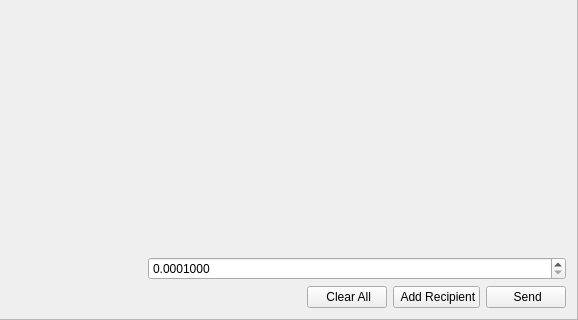
megarootz/xDropWallet, file src/gui/ui/sendframe.ui: the form before one commit; both pictures show x 288 to 866 and y 270 to 590 of the 866 by 590 pixel window.
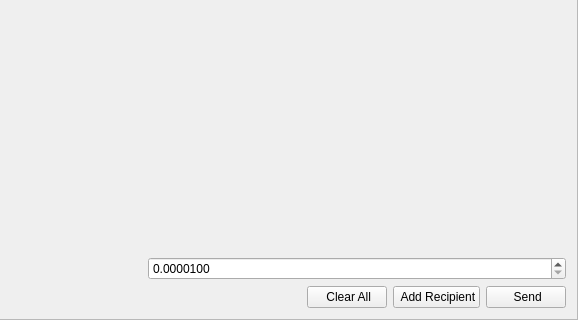
The form after the commit. Icons and pictures are not drawn.

```diff
--- a/src/gui/ui/sendframe.ui
+++ b/src/gui/ui/sendframe.ui
@@ -88,7 +88,7 @@
         <number>7</number>
        </property>
        <property name="minimum">
-        <double>0.0001000</double>
+        <double>0.0000100</double>
        </property>
        <property name="maximum">
         <double>9990.0000000</double>
```
